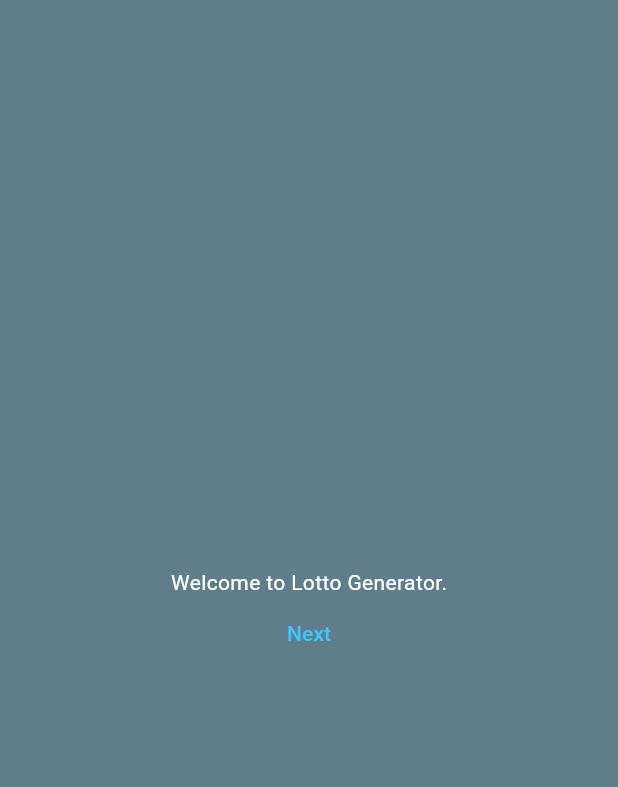
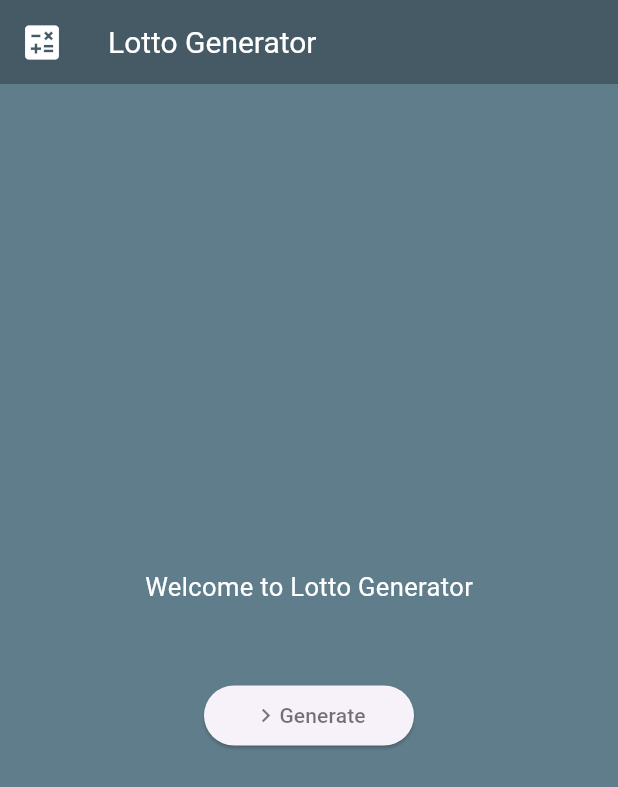
Before and after one commit to ted-parkhyunwoo/codepalette, a Flutter app: the screen it shows after launch, on a phone screen of 412 x 824 dp. Shown: the top 787 px of the screen. Run offline on Flutter 3.47's test engine with Material 3 defaults, Android fonts, the phone set to English and light mode, and no system bars; our stand-ins replace google_fonts.

Commit message:
refactor: UI 개선

```diff
--- /dev/null
+++ b/scratch/flutter/lotto/lib/app_theme.dart
@@ -0,0 +1,16 @@
+import 'package:flutter/material.dart';
+
+class AppTheme {
+  static final mainBackgroundColor = Colors.blueGrey;
+  static final textColor = Colors.lightBlueAccent;
+
+  static Widget defaultText(String text, double size) => Text(
+    text,
+    style: TextStyle(fontSize: size, color: textColor),
+  );
+
+  static Widget customText(String text, double size, Color color) => Text(
+    text,
+    style: TextStyle(fontSize: size, color: color),
+  );
+}
--- a/scratch/flutter/lotto/lib/main_screen.dart
+++ b/scratch/flutter/lotto/lib/main_screen.dart
@@ -1,4 +1,5 @@
 import 'package:flutter/material.dart';
+import 'package:lotto/app_theme.dart';
 import 'package:lotto/logic_screen.dart';
 import 'package:lotto/models/lotto_logic.dart';
 import 'package:lotto/welcome_screen.dart';
@@ -22,6 +23,16 @@ class _MainScreenState extends State<MainScreen> {
 
   @override
   Widget build(BuildContext context) {
-    return MaterialApp(home: Scaffold(body: currentScreen, backgroundColor: Colors.blueGrey,));
+    return MaterialApp(
+      home: Scaffold(
+        appBar: AppBar(
+          leading: Icon(Icons.calculate, color: Colors.white, size: 30),
+          title: AppTheme.customText("Lotto Generator", 20, Colors.white),
+          backgroundColor: Colors.blueGrey[700],
+        ),
+        body: currentScreen,
+        backgroundColor: Colors.blueGrey,
+      ),
+    );
   }
 }
--- a/scratch/flutter/lotto/lib/welcome_screen.dart
+++ b/scratch/flutter/lotto/lib/welcome_screen.dart
@@ -1,7 +1,9 @@
 import 'package:flutter/material.dart';
+import 'package:lotto/app_theme.dart';
 
 class WelcomeScreen extends StatelessWidget {
   final void Function() goToLogicScreen;
+
   const WelcomeScreen({super.key, required this.goToLogicScreen});
 
   @override
@@ -10,11 +12,19 @@ class WelcomeScreen extends StatelessWidget {
       child: Column(
         mainAxisAlignment: MainAxisAlignment.center,
         children: [
-          Text(
-            "Welcome to Lotto Generator.",
-            style: TextStyle(color: Colors.white),
+          AppTheme.customText("Welcome to Lotto Generator", 17, Colors.white),
+          SizedBox(height: 50),
+          ElevatedButton(
+            style: ElevatedButton.styleFrom(fixedSize: Size(140, 10)),
+            onPressed: goToLogicScreen,
+            child: Row(
+              mainAxisAlignment: MainAxisAlignment.center,
+              children: [
+                Icon(Icons.navigate_next, color: Colors.black54),
+                AppTheme.customText("Generate", 14, Colors.black54),
+              ],
+            ),
           ),
-          TextButton(onPressed: goToLogicScreen, child: Text("Next", style: TextStyle(color: Colors.lightBlueAccent),)),
         ],
       ),
     );
```
Also changed, not shown: scratch/flutter/lotto/lib/logic_screen.dart (+15 -13 lines).
